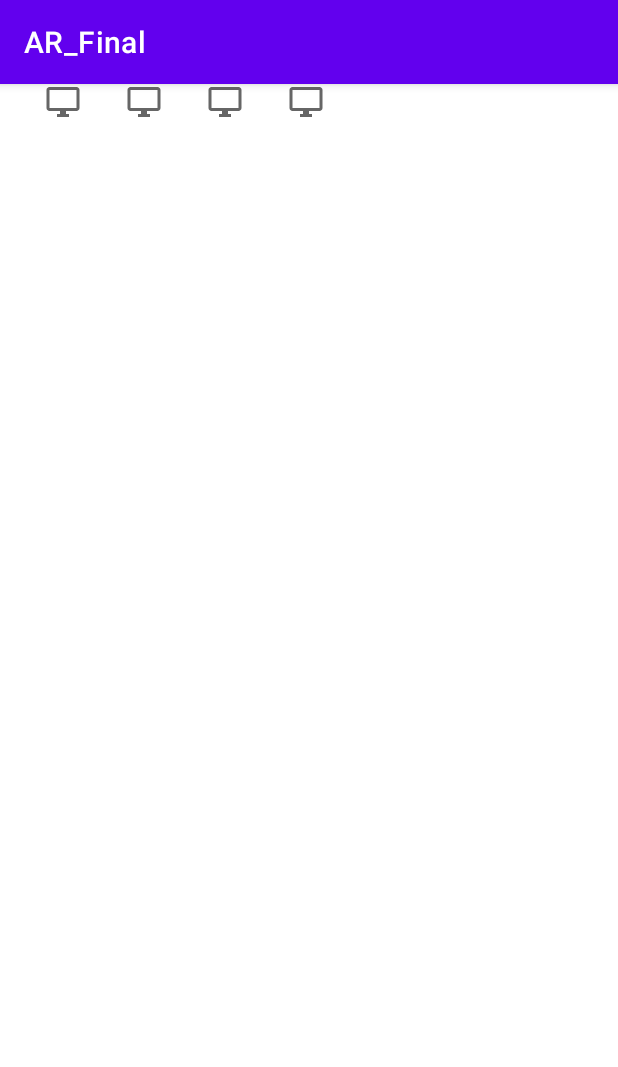
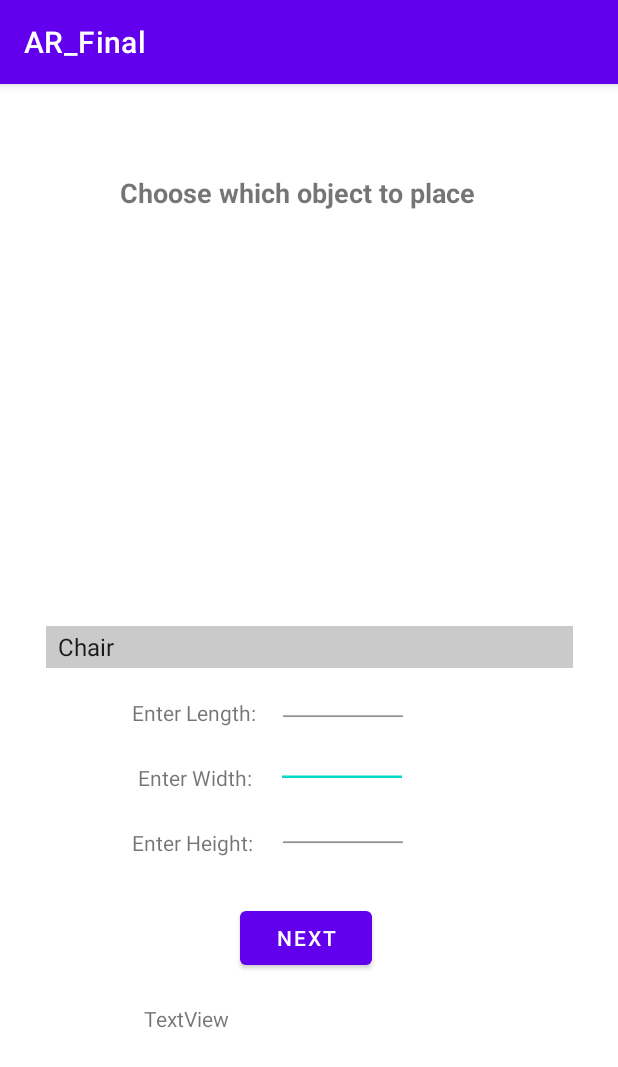
Before and after one commit to BryanBH/Concat, an Android app: the screen it shows after launch (MainActivity before the commit, SizeSelection after it), after a tap on "GET STARTED", on a phone screen of 412 x 824 dp. Shown: the top 1067 px of the screen. Run offline under Robolectric (Android 15) with nearby library versions, the phone set to English and light mode, and no system bars.

Commit message:
Size selection skeleton and user input was implemented although user input is still buggy

```diff
--- a/app/src/main/AndroidManifest.xml
+++ b/app/src/main/AndroidManifest.xml
@@ -27,7 +27,8 @@
                 <category android:name="android.intent.category.LAUNCHER" />
             </intent-filter>
         </activity>
-
+        <activity android:name=".SizeSelection">
+        </activity>
         <activity android:name=".MainActivity">
         </activity>
 
--- a/app/src/main/java/com/example/ar_final/HomeScreen.java
+++ b/app/src/main/java/com/example/ar_final/HomeScreen.java
@@ -16,19 +16,14 @@ public class HomeScreen extends AppCompatActivity {
 
         Button activity1_btn = (Button)findViewById(R.id.HomeScreen_button);
 
-        activity1_btn.setOnClickListener(new View.OnClickListener(){
-            @Override
-            public void onClick(View v){
-                Log.v("myApp", "Button has been clicked");
+        activity1_btn.setOnClickListener(v -> {
+            Log.v("myApp", "Button has been clicked");
 
-                Intent intent=new Intent();
-                intent.setClass(HomeScreen.this, MainActivity.class);
-                Bundle bundle = new Bundle();
+            Intent intent =new Intent(HomeScreen.this, SizeSelection.class);
+            Bundle bundle = new Bundle();
 
-                intent.putExtras(bundle);
-                startActivity(intent);
-
-            }
+            intent.putExtras(bundle);
+            startActivity(intent);
         });
     }
 }
--- a/app/src/main/java/com/example/ar_final/MainActivity.java
+++ b/app/src/main/java/com/example/ar_final/MainActivity.java
@@ -34,6 +34,7 @@ import com.google.ar.sceneform.ux.BaseArFragment;
 import com.google.ar.sceneform.ux.TransformableNode;
 
 import java.lang.ref.WeakReference;
+import java.net.URL;
 
 public class MainActivity extends AppCompatActivity implements
 
@@ -57,6 +58,12 @@ public class MainActivity extends AppCompatActivity implements
 
         Log.v("myApp", "BUNDLE ARRIVED");
         Bundle bundle= this.getIntent().getExtras();
+
+        // loading bundle items
+        String modelName = bundle.getString("model");
+        int length = bundle.getInt("length");
+        int width = bundle.getInt("width");
+        int height = bundle.getInt("height");
 
         getSupportFragmentManager().addFragmentOnAttachListener(this);
 
@@ -111,7 +118,7 @@ public class MainActivity extends AppCompatActivity implements
     public void loadModels() {
         WeakReference<MainActivity> weakActivity = new WeakReference<>(this);
         ModelRenderable.builder()
-                .setSource(this, R.raw.white_table)
+                .setSource(this,R.raw.round_table)
                 .setIsFilamentGltf(true)
                 .setAsyncLoadEnabled(true)
                 .build()
--- /dev/null
+++ b/app/src/main/java/com/example/ar_final/SizeSelection.java
@@ -0,0 +1,57 @@
+package com.example.ar_final;
+
+import android.content.Intent;
+import android.os.Bundle;
+import android.widget.ArrayAdapter;
+import android.widget.Button;
+import android.widget.EditText;
+import android.widget.Spinner;
+import android.widget.TextView;
+
+import androidx.appcompat.app.AppCompatActivity;
+
+public class SizeSelection extends AppCompatActivity {
+
+    private Spinner dropdown;
+    private Button btn;
+    private TextView textView;
+    @Override
+    protected void onCreate(Bundle savedInstanceState) {
+        super.onCreate(savedInstanceState);
+        setContentView(R.layout.size_selection);
+
+        // get the spinner from the xml
+        dropdown = (Spinner) findViewById(R.id.spinner);
+        textView = (TextView) findViewById(R.id.test);
+        //create an adapter to describe how the items are displayed
+        ArrayAdapter<CharSequence> adapter = new ArrayAdapter<>(this, android.R.layout.simple_spinner_item,getResources().getStringArray(R.array.modelNames));
+        // set the spinner adapter to the previously created one
+        dropdown.setAdapter(adapter);
+
+        btn = (Button) findViewById(R.id.sizeSelectionBtn);
+        btn.setOnClickListener(v -> {
+            Intent intent = new Intent(SizeSelection.this, MainActivity.class);
+            int index = dropdown.getSelectedItemPosition();
+            String model = dropdown.getSelectedItem().toString();
+
+            EditText editLength = findViewById(R.id.lengthInput);
+            EditText editWidth = findViewById(R.id.widthInput);
+            EditText editHeight = findViewById(R.id.heightInput);
+
+            int length = Integer.parseInt(editLength.getText().toString());
+            int width = Integer.parseInt(editWidth.getText().toString());
+            int height = Integer.parseInt(editHeight.getText().toString());
+
+            Bundle bundle = new Bundle();
+            bundle.putString("model",model);
+            bundle.putInt("length",length);
+            bundle.putInt("width",width);
+            bundle.putInt("height",height);
+
+            textView.setText("Model: "+ model + "\nlength: "+ length+" " + "width: "+width+ " " + "height: " +height);
+
+            intent.putExtras(bundle);
+            //startActivity(intent);
+        });
+    }
+}
--- a/app/src/main/res/layout/home_screen_layout.xml
+++ b/app/src/main/res/layout/home_screen_layout.xml
@@ -29,7 +29,7 @@
         android:layout_marginEnd="24dp"
         android:layout_marginStart="24dp"
         android:layout_marginTop="60dp"
-        android:text="Get Started"
+        android:text="@string/get_started"
         app:layout_constraintEnd_toEndOf="parent"
         app:layout_constraintHorizontal_bias="0.492"
         app:layout_constraintStart_toStartOf="parent"
@@ -43,6 +43,6 @@
         android:layout_marginEnd="116dp"
         app:layout_constraintEnd_toEndOf="parent"
         app:layout_constraintTop_toTopOf="parent"
-        app:srcCompat="@drawable/cancat" />
+        app:srcCompat="@drawable/concat" />
 
 </androidx.constraintlayout.widget.ConstraintLayout>
--- /dev/null
+++ b/app/src/main/res/layout/size_selection.xml
@@ -0,0 +1,127 @@
+<?xml version="1.0" encoding="utf-8"?>
+<androidx.constraintlayout.widget.ConstraintLayout xmlns:android="http://schemas.android.com/apk/res/android"
+    xmlns:app="http://schemas.android.com/apk/res-auto"
+    xmlns:tools="http://schemas.android.com/tools"
+    android:layout_width="match_parent"
+    android:layout_height="match_parent">
+
+    <Spinner
+        android:id="@+id/spinner"
+        android:layout_width="351dp"
+        android:layout_height="28dp"
+        android:layout_gravity="center"
+        android:layout_marginTop="36dp"
+        android:background="#CACACA"
+        android:spinnerMode="dropdown"
+        app:layout_constraintEnd_toEndOf="parent"
+        app:layout_constraintStart_toStartOf="parent"
+        app:layout_constraintTop_toBottomOf="@+id/imageView2" />
+
+    <Button
+        android:id="@+id/sizeSelectionBtn"
+        android:layout_width="wrap_content"
+        android:layout_height="wrap_content"
+        android:layout_marginStart="160dp"
+        android:layout_marginTop="32dp"
+        android:text="@string/next"
+        app:layout_constraintStart_toStartOf="parent"
+        app:layout_constraintTop_toBottomOf="@+id/heightInput" />
+
+    <TextView
+        android:id="@+id/chooseLabel"
+        android:layout_width="241dp"
+        android:layout_height="24dp"
+        android:layout_gravity="center"
+        android:layout_marginStart="80dp"
+        android:layout_marginTop="60dp"
+        android:text="@string/choose"
+        android:textSize="18sp"
+        android:textStyle="bold"
+        app:layout_constraintStart_toStartOf="parent"
+        app:layout_constraintTop_toTopOf="parent" />
+
+    <ImageView
+        android:id="@+id/imageView2"
+        android:layout_width="237dp"
+        android:layout_height="185dp"
+        android:layout_marginTop="56dp"
+        app:layout_constraintEnd_toEndOf="parent"
+        app:layout_constraintStart_toStartOf="parent"
+        app:layout_constraintTop_toBottomOf="@+id/chooseLabel"
+        tools:srcCompat="@tools:sample/avatars" />
+
+    <TextView
+        android:id="@+id/test"
+        android:layout_width="219dp"
+        android:layout_height="48dp"
+        android:layout_marginStart="96dp"
+        android:layout_marginTop="20dp"
+        android:text="TextView"
+        app:layout_constraintBottom_toBottomOf="parent"
+        app:layout_constraintStart_toStartOf="parent"
+        app:layout_constraintTop_toBottomOf="@+id/sizeSelectionBtn"
+        app:layout_constraintVertical_bias="0.0" />
+
+    <com.google.android.material.textfield.TextInputEditText
+        android:id="@+id/widthInput"
+        android:layout_width="88dp"
+        android:layout_height="20dp"
+        android:layout_marginStart="16dp"
+        android:layout_marginTop="20dp"
+        android:inputType="numberSigned"
+        app:layout_constraintStart_toEndOf="@+id/width"
+        app:layout_constraintTop_toBottomOf="@+id/lengthInput" />
+
+    <TextView
+        android:id="@+id/length"
+        android:layout_width="wrap_content"
+        android:layout_height="wrap_content"
+        android:layout_marginStart="88dp"
+        android:layout_marginTop="20dp"
+        android:text="@string/length"
+        app:layout_constraintStart_toStartOf="parent"
+        app:layout_constraintTop_toBottomOf="@+id/spinner" />
+
+    <com.google.android.material.textfield.TextInputEditText
+        android:id="@+id/lengthInput"
+        android:layout_width="88dp"
+        android:layout_height="20dp"
+        android:layout_marginTop="20dp"
+        android:inputType="numberSigned"
+        app:layout_constraintEnd_toEndOf="parent"
+        app:layout_constraintHorizontal_bias="0.569"
+        app:layout_constraintStart_toStartOf="parent"
+        app:layout_constraintTop_toBottomOf="@+id/spinner" />
+
+    <TextView
+        android:id="@+id/width"
+        android:layout_width="wrap_content"
+        android:layout_height="wrap_content"
+        android:layout_marginStart="92dp"
+        android:layout_marginTop="24dp"
+        android:text="@string/width"
+        app:layout_constraintStart_toStartOf="parent"
+        app:layout_constraintTop_toBottomOf="@+id/length" />
+
+    <com.google.android.material.textfield.TextInputEditText
+        android:id="@+id/heightInput"
+        android:layout_width="88dp"
+        android:layout_height="20dp"
+        android:layout_marginStart="16dp"
+        android:layout_marginTop="24dp"
+        android:ems="10"
+        android:inputType="numberSigned"
+        app:layout_constraintStart_toEndOf="@+id/height"
+        app:layout_constraintTop_toBottomOf="@+id/widthInput" />
+
+    <TextView
+        android:id="@+id/height"
+        android:layout_width="wrap_content"
+        android:layout_height="wrap_content"
+        android:layout_marginStart="88dp"
+        android:layout_marginTop="24dp"
+        android:text="@string/height"
+        app:layout_constraintStart_toStartOf="parent"
+        app:layout_constraintTop_toBottomOf="@+id/width" />
+
+</androidx.constraintlayout.widget.ConstraintLayout>
--- a/app/src/main/res/values/strings.xml
+++ b/app/src/main/res/values/strings.xml
@@ -1,3 +1,17 @@
 <resources>
     <string name="app_name">AR_Final</string>
+
+    <string-array name="modelNames">
+        <item>Chair</item>
+        <item>Monitor</item>
+        <item>Round Table</item>
+        <item>White Table</item>
+    </string-array>
+    <string name="get_started">Get Started</string>
+    <string name="next">Next</string>
+    <string name="choose">Choose which object to place</string>
+    <string name="length">Enter Length:</string>
+    <string name="width">Enter Width:</string>
+    <string name="height">Enter Height:</string>
+
 </resources>
```
Also changed, not shown: app/src/main/res/drawable/concat.JPG (renamed from app/src/main/res/drawable/cancat.JPG).
